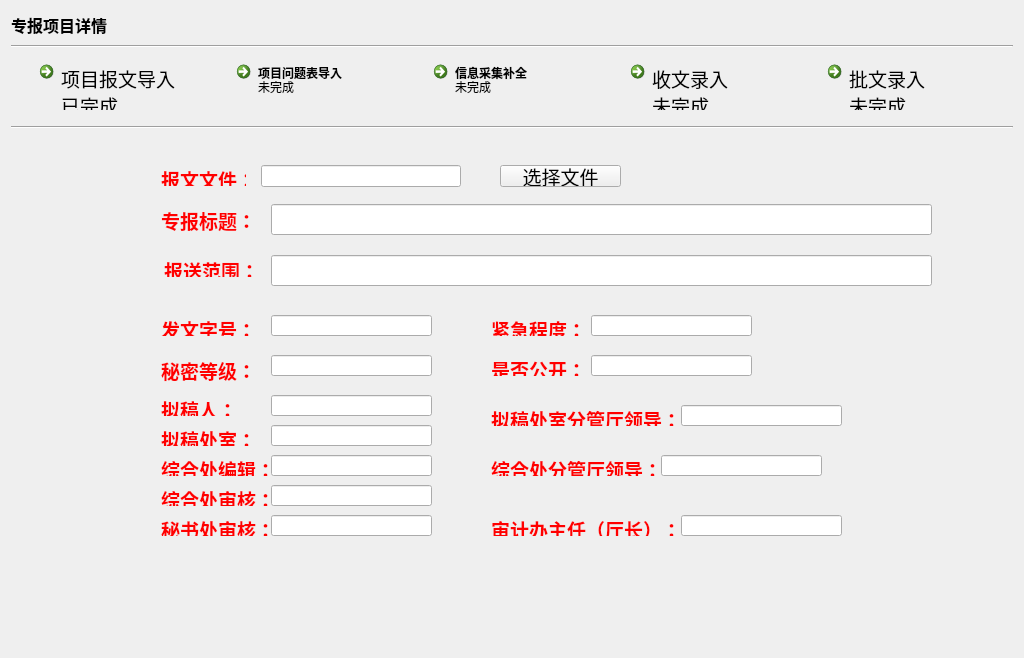
The window that ui_dir/zbdetail.ui (wind-sword/Audit) describes before a commit, drawn with Qt 5.
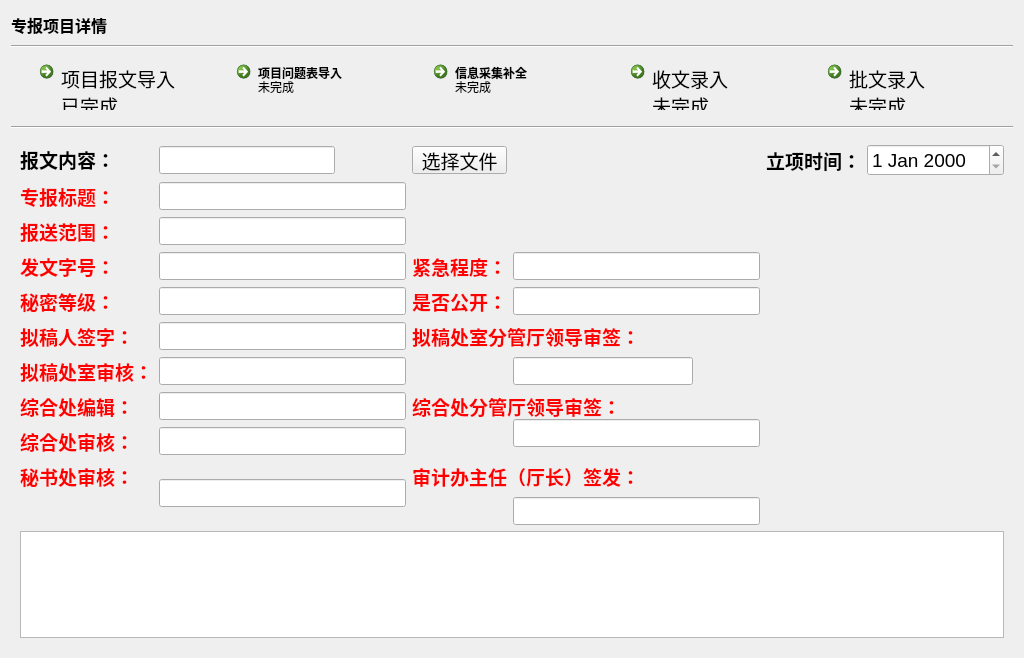
The same window after the commit. The open tabs and pages were chosen to show the change.

Patch:
```diff
--- a/ui_dir/zbdetail.ui
+++ b/ui_dir/zbdetail.ui
@@ -242,25 +242,66 @@
       <number>0</number>
      </property>
      <widget class="QWidget" name="page_basicinfo">
+      <layout class="QGridLayout" name="gridLayout">
+       <item row="0" column="0">
+        <widget class="QLabel" name="label_file">
+         <property name="font">
+          <font>
+           <pointsize>14</pointsize>
+           <weight>75</weight>
+           <bold>true</bold>
+          </font>
+         </property>
+         <property name="text">
+          <string>&lt;html&gt;&lt;head/&gt;&lt;body&gt;&lt;p&gt;报文内容：&lt;/p&gt;&lt;/body&gt;&lt;/html&gt;</string>
+         </property>
+        </widget>
+       </item>
+       <item row="0" column="1">
+        <widget class="QLineEdit" name="lineEdit_file">
+         <property name="sizePolicy">
+          <sizepolicy hsizetype="Fixed" vsizetype="Fixed">
+           <horstretch>0</horstretch>
+           <verstretch>0</verstretch>
+          </sizepolicy>
+         </property>
+         <property name="minimumSize">
+          <size>
+           <width>0</width>
+           <height>28</height>
+          </size>
+         </property>
+         <property name="maximumSize">
+          <size>
+           <width>16777215</width>
+           <height>28</height>
+          </size>
+         </property>
+         <property name="font">
+          <font>
+           <pointsize>14</pointsize>
+          </font>
+         </property>
+        </widget>
+       </item>
+       <item row="0" column="2">
       <widget class="QPushButton" name="pushButton_file">
-       <property name="geometry">
-        <rect>
-         <x>489</x>
-         <y>30</y>
-         <width>121</width>
-         <height>22</height>
-        </rect>
-       </property>
        <property name="sizePolicy">
         <sizepolicy hsizetype="Fixed" vsizetype="Fixed">
          <horstretch>0</horstretch>
          <verstretch>0</verstretch>
         </sizepolicy>
        </property>
+         <property name="minimumSize">
+          <size>
+           <width>0</width>
+           <height>28</height>
+          </size>
+         </property>
        <property name="maximumSize">
         <size>
          <width>150</width>
-         <height>22</height>
+           <height>28</height>
         </size>
        </property>
        <property name="font">
@@ -272,37 +313,92 @@
         <string>选择文件</string>
        </property>
       </widget>
-      <widget class="QLineEdit" name="lineEdit_file">
-       <property name="geometry">
-        <rect>
-         <x>250</x>
-         <y>30</y>
-         <width>200</width>
-         <height>22</height>
-        </rect>
-       </property>
-       <property name="sizePolicy">
-        <sizepolicy hsizetype="Fixed" vsizetype="Fixed">
-         <horstretch>0</horstretch>
-         <verstretch>0</verstretch>
-        </sizepolicy>
-       </property>
+       </item>
+       <item row="0" column="4">
+        <widget class="QLabel" name="label_24">
+         <property name="font">
+          <font>
+           <pointsize>14</pointsize>
+           <weight>75</weight>
+           <bold>true</bold>
+          </font>
+         </property>
+         <property name="text">
+          <string>立项时间：</string>
+         </property>
+        </widget>
+       </item>
+       <item row="0" column="5">
+        <widget class="QDateEdit" name="dateEdit">
+         <property name="font">
+          <font>
+           <pointsize>14</pointsize>
+          </font>
+         </property>
+        </widget>
+       </item>
+       <item row="1" column="0">
+        <widget class="QLabel" name="label">
+         <property name="font">
+          <font>
+           <pointsize>14</pointsize>
+           <weight>75</weight>
+           <bold>true</bold>
+          </font>
+         </property>
+         <property name="text">
+          <string>&lt;html&gt;&lt;head/&gt;&lt;body&gt;&lt;p&gt;&lt;span style=&quot; color:#ff0000;&quot;&gt;专报标题：&lt;/span&gt;&lt;/p&gt;&lt;/body&gt;&lt;/html&gt;</string>
+         </property>
+        </widget>
+       </item>
+       <item row="1" column="1">
+        <widget class="QLineEdit" name="lineEdit">
+         <property name="minimumSize">
+          <size>
+           <width>0</width>
+           <height>28</height>
+          </size>
+         </property>
        <property name="maximumSize">
         <size>
-         <width>200</width>
-         <height>22</height>
+           <width>16777215</width>
+           <height>28</height>
         </size>
        </property>
       </widget>
+       </item>
+       <item row="2" column="0">
+        <widget class="QLabel" name="label_16">
+         <property name="font">
+          <font>
+           <pointsize>14</pointsize>
+           <weight>75</weight>
+           <bold>true</bold>
+          </font>
+         </property>
+         <property name="text">
+          <string>&lt;html&gt;&lt;head/&gt;&lt;body&gt;&lt;p&gt;&lt;span style=&quot; color:#ff0000;&quot;&gt;报送范围：&lt;/span&gt;&lt;/p&gt;&lt;/body&gt;&lt;/html&gt;</string>
+         </property>
+        </widget>
+       </item>
+       <item row="2" column="1">
+        <widget class="QLineEdit" name="lineEdit_2">
+         <property name="minimumSize">
+          <size>
+           <width>0</width>
+           <height>28</height>
+          </size>
+         </property>
+         <property name="maximumSize">
+          <size>
+           <width>16777215</width>
+           <height>28</height>
+          </size>
+         </property>
+        </widget>
+       </item>
+       <item row="3" column="0">
       <widget class="QLabel" name="label_4">
-       <property name="geometry">
-        <rect>
-         <x>150</x>
-         <y>180</y>
-         <width>91</width>
-         <height>21</height>
-        </rect>
-       </property>
        <property name="font">
         <font>
          <pointsize>14</pointsize>
@@ -314,125 +410,25 @@
         <string>&lt;html&gt;&lt;head/&gt;&lt;body&gt;&lt;p&gt;&lt;span style=&quot; color:#ff0000;&quot;&gt;发文字号：&lt;/span&gt;&lt;/p&gt;&lt;/body&gt;&lt;/html&gt;</string>
        </property>
       </widget>
-      <widget class="QLineEdit" name="lineEdit">
-       <property name="geometry">
-        <rect>
-         <x>260</x>
-         <y>69</y>
-         <width>661</width>
-         <height>31</height>
-        </rect>
-       </property>
-      </widget>
-      <widget class="QLabel" name="label_10">
-       <property name="geometry">
-        <rect>
-         <x>150</x>
-         <y>320</y>
-         <width>121</width>
-         <height>21</height>
-        </rect>
-       </property>
-       <property name="font">
-        <font>
-         <pointsize>14</pointsize>
-         <weight>75</weight>
-         <bold>true</bold>
-        </font>
-       </property>
-       <property name="text">
-        <string>&lt;html&gt;&lt;head/&gt;&lt;body&gt;&lt;p&gt;&lt;span style=&quot; color:#ff0000;&quot;&gt;综合处编辑：&lt;/span&gt;&lt;/p&gt;&lt;/body&gt;&lt;/html&gt;</string>
-       </property>
-      </widget>
-      <widget class="QLabel" name="label_12">
-       <property name="geometry">
-        <rect>
-         <x>150</x>
-         <y>350</y>
-         <width>111</width>
-         <height>21</height>
-        </rect>
-       </property>
-       <property name="font">
-        <font>
-         <pointsize>14</pointsize>
-         <weight>75</weight>
-         <bold>true</bold>
-        </font>
-       </property>
-       <property name="text">
-        <string>&lt;html&gt;&lt;head/&gt;&lt;body&gt;&lt;p&gt;&lt;span style=&quot; color:#ff0000;&quot;&gt;综合处审核：&lt;/span&gt;&lt;/p&gt;&lt;/body&gt;&lt;/html&gt;</string>
-       </property>
-      </widget>
-      <widget class="QLabel" name="label_8">
-       <property name="geometry">
-        <rect>
-         <x>480</x>
-         <y>270</y>
-         <width>201</width>
-         <height>21</height>
-        </rect>
-       </property>
-       <property name="font">
-        <font>
-         <pointsize>14</pointsize>
-         <weight>75</weight>
-         <bold>true</bold>
-        </font>
-       </property>
-       <property name="text">
-        <string>&lt;html&gt;&lt;head/&gt;&lt;body&gt;&lt;p&gt;&lt;span style=&quot; color:#ff0000;&quot;&gt;拟稿处室分管厅领导：&lt;/span&gt;&lt;/p&gt;&lt;/body&gt;&lt;/html&gt;</string>
-       </property>
-      </widget>
-      <widget class="QLabel" name="label_9">
-       <property name="geometry">
-        <rect>
-         <x>150</x>
-         <y>290</y>
-         <width>91</width>
-         <height>21</height>
-        </rect>
-       </property>
-       <property name="font">
-        <font>
-         <pointsize>14</pointsize>
-         <weight>75</weight>
-         <bold>true</bold>
-        </font>
-       </property>
-       <property name="text">
-        <string>&lt;html&gt;&lt;head/&gt;&lt;body&gt;&lt;p&gt;&lt;span style=&quot; color:#ff0000;&quot;&gt;拟稿处室：&lt;/span&gt;&lt;/p&gt;&lt;/body&gt;&lt;/html&gt;</string>
-       </property>
-      </widget>
-      <widget class="QLabel" name="label_file">
-       <property name="geometry">
-        <rect>
-         <x>150</x>
-         <y>30</y>
-         <width>85</width>
-         <height>21</height>
-        </rect>
-       </property>
-       <property name="font">
-        <font>
-         <pointsize>14</pointsize>
-         <weight>75</weight>
-         <bold>true</bold>
-        </font>
-       </property>
-       <property name="text">
-        <string>&lt;html&gt;&lt;head/&gt;&lt;body&gt;&lt;p&gt;&lt;span style=&quot; color:#ff0000;&quot;&gt;报文文件：&lt;/span&gt;&lt;/p&gt;&lt;/body&gt;&lt;/html&gt;</string>
-       </property>
-      </widget>
+       </item>
+       <item row="3" column="1">
+        <widget class="QLineEdit" name="lineEdit_4">
+         <property name="minimumSize">
+          <size>
+           <width>0</width>
+           <height>28</height>
+          </size>
+         </property>
+         <property name="maximumSize">
+          <size>
+           <width>16777215</width>
+           <height>28</height>
+          </size>
+         </property>
+        </widget>
+       </item>
+       <item row="3" column="2">
       <widget class="QLabel" name="label_5">
-       <property name="geometry">
-        <rect>
-         <x>480</x>
-         <y>180</y>
-         <width>91</width>
-         <height>21</height>
-        </rect>
-       </property>
        <property name="font">
         <font>
          <pointsize>14</pointsize>
@@ -444,65 +440,25 @@
         <string>&lt;html&gt;&lt;head/&gt;&lt;body&gt;&lt;p&gt;&lt;span style=&quot; color:#ff0000;&quot;&gt;紧急程度：&lt;/span&gt;&lt;/p&gt;&lt;/body&gt;&lt;/html&gt;</string>
        </property>
       </widget>
-      <widget class="QLineEdit" name="lineEdit_2">
-       <property name="geometry">
-        <rect>
-         <x>260</x>
-         <y>120</y>
-         <width>661</width>
-         <height>31</height>
-        </rect>
-       </property>
-      </widget>
-      <widget class="QLabel" name="label_6">
-       <property name="geometry">
-        <rect>
-         <x>480</x>
-         <y>220</y>
-         <width>91</width>
-         <height>21</height>
-        </rect>
-       </property>
-       <property name="font">
-        <font>
-         <pointsize>14</pointsize>
-         <weight>75</weight>
-         <bold>true</bold>
-        </font>
-       </property>
-       <property name="text">
-        <string>&lt;html&gt;&lt;head/&gt;&lt;body&gt;&lt;p&gt;&lt;span style=&quot; color:#ff0000;&quot;&gt;是否公开：&lt;/span&gt;&lt;/p&gt;&lt;/body&gt;&lt;/html&gt;</string>
-       </property>
-      </widget>
-      <widget class="QLabel" name="label_7">
-       <property name="geometry">
-        <rect>
-         <x>150</x>
-         <y>260</y>
-         <width>91</width>
-         <height>21</height>
-        </rect>
-       </property>
-       <property name="font">
-        <font>
-         <pointsize>14</pointsize>
-         <weight>75</weight>
-         <bold>true</bold>
-        </font>
-       </property>
-       <property name="text">
-        <string>&lt;html&gt;&lt;head/&gt;&lt;body&gt;&lt;p&gt;&lt;span style=&quot; color:#ff0000;&quot;&gt;拟稿人：&lt;/span&gt;&lt;/p&gt;&lt;/body&gt;&lt;/html&gt;</string>
-       </property>
-      </widget>
+       </item>
+       <item row="3" column="3">
+        <widget class="QLineEdit" name="lineEdit_13">
+         <property name="minimumSize">
+          <size>
+           <width>0</width>
+           <height>28</height>
+          </size>
+         </property>
+         <property name="maximumSize">
+          <size>
+           <width>16777215</width>
+           <height>28</height>
+          </size>
+         </property>
+        </widget>
+       </item>
+       <item row="4" column="0">
       <widget class="QLabel" name="label_14">
-       <property name="geometry">
-        <rect>
-         <x>150</x>
-         <y>220</y>
-         <width>91</width>
-         <height>31</height>
-        </rect>
-       </property>
        <property name="font">
         <font>
          <pointsize>14</pointsize>
@@ -514,226 +470,315 @@
         <string>&lt;html&gt;&lt;head/&gt;&lt;body&gt;&lt;p&gt;&lt;span style=&quot; color:#ff0000;&quot;&gt;秘密等级：&lt;/span&gt;&lt;/p&gt;&lt;/body&gt;&lt;/html&gt;</string>
        </property>
       </widget>
-      <widget class="QLabel" name="label">
-       <property name="geometry">
-        <rect>
-         <x>150</x>
-         <y>70</y>
-         <width>91</width>
-         <height>31</height>
-        </rect>
-       </property>
-       <property name="font">
-        <font>
-         <pointsize>14</pointsize>
-         <weight>75</weight>
-         <bold>true</bold>
-        </font>
-       </property>
-       <property name="text">
-        <string>&lt;html&gt;&lt;head/&gt;&lt;body&gt;&lt;p&gt;&lt;span style=&quot; color:#ff0000;&quot;&gt;专报标题：&lt;/span&gt;&lt;/p&gt;&lt;/body&gt;&lt;/html&gt;</string>
-       </property>
-      </widget>
-      <widget class="QLabel" name="label_15">
-       <property name="geometry">
-        <rect>
-         <x>480</x>
-         <y>380</y>
-         <width>191</width>
-         <height>21</height>
-        </rect>
-       </property>
-       <property name="font">
-        <font>
-         <pointsize>14</pointsize>
-         <weight>75</weight>
-         <bold>true</bold>
-        </font>
-       </property>
-       <property name="text">
-        <string>&lt;html&gt;&lt;head/&gt;&lt;body&gt;&lt;p&gt;&lt;span style=&quot; color:#ff0000;&quot;&gt;审计办主任（厅长）：&lt;/span&gt;&lt;/p&gt;&lt;/body&gt;&lt;/html&gt;</string>
-       </property>
-      </widget>
-      <widget class="QLabel" name="label_16">
-       <property name="geometry">
-        <rect>
-         <x>153</x>
-         <y>121</y>
-         <width>91</width>
-         <height>21</height>
-        </rect>
-       </property>
-       <property name="font">
-        <font>
-         <pointsize>14</pointsize>
-         <weight>75</weight>
-         <bold>true</bold>
-        </font>
-       </property>
-       <property name="text">
-        <string>&lt;html&gt;&lt;head/&gt;&lt;body&gt;&lt;p&gt;&lt;span style=&quot; color:#ff0000;&quot;&gt;报送范围：&lt;/span&gt;&lt;/p&gt;&lt;/body&gt;&lt;/html&gt;</string>
-       </property>
-      </widget>
-      <widget class="QLabel" name="label_17">
-       <property name="geometry">
-        <rect>
-         <x>480</x>
-         <y>320</y>
-         <width>181</width>
-         <height>21</height>
-        </rect>
-       </property>
-       <property name="font">
-        <font>
-         <pointsize>14</pointsize>
-         <weight>75</weight>
-         <bold>true</bold>
-        </font>
-       </property>
-       <property name="text">
-        <string>&lt;html&gt;&lt;head/&gt;&lt;body&gt;&lt;p&gt;&lt;span style=&quot; color:#ff0000;&quot;&gt;综合处分管厅领导：&lt;/span&gt;&lt;/p&gt;&lt;/body&gt;&lt;/html&gt;</string>
-       </property>
-      </widget>
-      <widget class="QLabel" name="label_18">
-       <property name="geometry">
-        <rect>
-         <x>150</x>
-         <y>380</y>
-         <width>121</width>
-         <height>21</height>
-        </rect>
-       </property>
-       <property name="font">
-        <font>
-         <pointsize>14</pointsize>
-         <weight>75</weight>
-         <bold>true</bold>
-        </font>
-       </property>
-       <property name="text">
-        <string>&lt;html&gt;&lt;head/&gt;&lt;body&gt;&lt;p&gt;&lt;span style=&quot; color:#ff0000;&quot;&gt;秘书处审核：&lt;/span&gt;&lt;/p&gt;&lt;/body&gt;&lt;/html&gt;</string>
-       </property>
-      </widget>
-      <widget class="QLineEdit" name="lineEdit_4">
-       <property name="geometry">
-        <rect>
-         <x>260</x>
-         <y>180</y>
-         <width>161</width>
-         <height>21</height>
-        </rect>
-       </property>
-      </widget>
+       </item>
+       <item row="4" column="1">
       <widget class="QLineEdit" name="lineEdit_5">
-       <property name="geometry">
-        <rect>
-         <x>260</x>
-         <y>220</y>
-         <width>161</width>
-         <height>21</height>
-        </rect>
-       </property>
-      </widget>
+         <property name="minimumSize">
+          <size>
+           <width>0</width>
+           <height>28</height>
+          </size>
+         </property>
+         <property name="maximumSize">
+          <size>
+           <width>16777215</width>
+           <height>28</height>
+          </size>
+         </property>
+        </widget>
+       </item>
+       <item row="4" column="2">
+        <widget class="QLabel" name="label_6">
+         <property name="font">
+          <font>
+           <pointsize>14</pointsize>
+           <weight>75</weight>
+           <bold>true</bold>
+          </font>
+         </property>
+         <property name="text">
+          <string>&lt;html&gt;&lt;head/&gt;&lt;body&gt;&lt;p&gt;&lt;span style=&quot; color:#ff0000;&quot;&gt;是否公开：&lt;/span&gt;&lt;/p&gt;&lt;/body&gt;&lt;/html&gt;</string>
+         </property>
+        </widget>
+       </item>
+       <item row="4" column="3">
+        <widget class="QLineEdit" name="lineEdit_14">
+         <property name="minimumSize">
+          <size>
+           <width>0</width>
+           <height>28</height>
+          </size>
+         </property>
+         <property name="maximumSize">
+          <size>
+           <width>16777215</width>
+           <height>28</height>
+          </size>
+         </property>
+        </widget>
+       </item>
+       <item row="5" column="0">
+        <widget class="QLabel" name="label_7">
+         <property name="font">
+          <font>
+           <pointsize>14</pointsize>
+           <weight>75</weight>
+           <bold>true</bold>
+          </font>
+         </property>
+         <property name="text">
+          <string>&lt;html&gt;&lt;head/&gt;&lt;body&gt;&lt;p&gt;&lt;span style=&quot; color:#ff0000;&quot;&gt;拟稿人签字：&lt;/span&gt;&lt;/p&gt;&lt;/body&gt;&lt;/html&gt;</string>
+         </property>
+        </widget>
+       </item>
+       <item row="5" column="1">
       <widget class="QLineEdit" name="lineEdit_8">
-       <property name="geometry">
-        <rect>
-         <x>260</x>
-         <y>260</y>
-         <width>161</width>
-         <height>21</height>
-        </rect>
-       </property>
-      </widget>
+         <property name="minimumSize">
+          <size>
+           <width>0</width>
+           <height>28</height>
+          </size>
+         </property>
+         <property name="maximumSize">
+          <size>
+           <width>16777215</width>
+           <height>28</height>
+          </size>
+         </property>
+        </widget>
+       </item>
+       <item row="5" column="2" colspan="2">
+        <widget class="QLabel" name="label_8">
+         <property name="minimumSize">
+          <size>
+           <width>225</width>
+           <height>0</height>
+          </size>
+         </property>
+         <property name="maximumSize">
+          <size>
+           <width>185</width>
+           <height>16777215</height>
+          </size>
+         </property>
+         <property name="font">
+          <font>
+           <pointsize>14</pointsize>
+           <weight>75</weight>
+           <bold>true</bold>
+          </font>
+         </property>
+         <property name="text">
+          <string>&lt;html&gt;&lt;head/&gt;&lt;body&gt;&lt;p&gt;&lt;span style=&quot; color:#ff0000;&quot;&gt;拟稿处室分管厅领导审签：&lt;/span&gt;&lt;/p&gt;&lt;/body&gt;&lt;/html&gt;</string>
+         </property>
+        </widget>
+       </item>
+       <item row="6" column="0">
+        <widget class="QLabel" name="label_9">
+         <property name="font">
+          <font>
+           <pointsize>14</pointsize>
+           <weight>75</weight>
+           <bold>true</bold>
+          </font>
+         </property>
+         <property name="text">
+          <string>&lt;html&gt;&lt;head/&gt;&lt;body&gt;&lt;p&gt;&lt;span style=&quot; color:#ff0000;&quot;&gt;拟稿处室审核：&lt;/span&gt;&lt;/p&gt;&lt;/body&gt;&lt;/html&gt;</string>
+         </property>
+        </widget>
+       </item>
+       <item row="6" column="1">
       <widget class="QLineEdit" name="lineEdit_9">
-       <property name="geometry">
-        <rect>
-         <x>260</x>
-         <y>290</y>
-         <width>161</width>
-         <height>21</height>
-        </rect>
-       </property>
-      </widget>
+         <property name="minimumSize">
+          <size>
+           <width>0</width>
+           <height>28</height>
+          </size>
+         </property>
+         <property name="maximumSize">
+          <size>
+           <width>16777215</width>
+           <height>28</height>
+          </size>
+         </property>
+        </widget>
+       </item>
+       <item row="6" column="3">
+        <widget class="QLineEdit" name="lineEdit_15">
+         <property name="minimumSize">
+          <size>
+           <width>180</width>
+           <height>28</height>
+          </size>
+         </property>
+         <property name="maximumSize">
+          <size>
+           <width>180</width>
+           <height>28</height>
+          </size>
+         </property>
+        </widget>
+       </item>
+       <item row="7" column="0" rowspan="2">
+        <widget class="QLabel" name="label_10">
+         <property name="font">
+          <font>
+           <pointsize>14</pointsize>
+           <weight>75</weight>
+           <bold>true</bold>
+          </font>
+         </property>
+         <property name="text">
+          <string>&lt;html&gt;&lt;head/&gt;&lt;body&gt;&lt;p&gt;&lt;span style=&quot; color:#ff0000;&quot;&gt;综合处编辑：&lt;/span&gt;&lt;/p&gt;&lt;/body&gt;&lt;/html&gt;</string>
+         </property>
+        </widget>
+       </item>
+       <item row="7" column="1" rowspan="2">
       <widget class="QLineEdit" name="lineEdit_10">
-       <property name="geometry">
-        <rect>
-         <x>260</x>
-         <y>320</y>
-         <width>161</width>
-         <height>21</height>
-        </rect>
-       </property>
-      </widget>
+         <property name="minimumSize">
+          <size>
+           <width>0</width>
+           <height>28</height>
+          </size>
+         </property>
+         <property name="maximumSize">
+          <size>
+           <width>16777215</width>
+           <height>28</height>
+          </size>
+         </property>
+        </widget>
+       </item>
+       <item row="7" column="2" rowspan="2" colspan="2">
+        <widget class="QLabel" name="label_17">
+         <property name="font">
+          <font>
+           <pointsize>14</pointsize>
+           <weight>75</weight>
+           <bold>true</bold>
+          </font>
+         </property>
+         <property name="text">
+          <string>&lt;html&gt;&lt;head/&gt;&lt;body&gt;&lt;p&gt;&lt;span style=&quot; color:#ff0000;&quot;&gt;综合处分管厅领导审签：&lt;/span&gt;&lt;/p&gt;&lt;/body&gt;&lt;/html&gt;</string>
+         </property>
+        </widget>
+       </item>
+       <item row="8" column="3" rowspan="2">
+        <widget class="QLineEdit" name="lineEdit_16">
+         <property name="minimumSize">
+          <size>
+           <width>0</width>
+           <height>28</height>
+          </size>
+         </property>
+         <property name="maximumSize">
+          <size>
+           <width>16777215</width>
+           <height>28</height>
+          </size>
+         </property>
+        </widget>
+       </item>
+       <item row="9" column="0">
+        <widget class="QLabel" name="label_12">
+         <property name="font">
+          <font>
+           <pointsize>14</pointsize>
+           <weight>75</weight>
+           <bold>true</bold>
+          </font>
+         </property>
+         <property name="text">
+          <string>&lt;html&gt;&lt;head/&gt;&lt;body&gt;&lt;p&gt;&lt;span style=&quot; color:#ff0000;&quot;&gt;综合处审核：&lt;/span&gt;&lt;/p&gt;&lt;/body&gt;&lt;/html&gt;</string>
+         </property>
+        </widget>
+       </item>
+       <item row="9" column="1">
       <widget class="QLineEdit" name="lineEdit_11">
-       <property name="geometry">
-        <rect>
-         <x>260</x>
-         <y>350</y>
-         <width>161</width>
-         <height>21</height>
-        </rect>
-       </property>
-      </widget>
+         <property name="minimumSize">
+          <size>
+           <width>0</width>
+           <height>28</height>
+          </size>
+         </property>
+         <property name="maximumSize">
+          <size>
+           <width>16777215</width>
+           <height>28</height>
+          </size>
+         </property>
+        </widget>
+       </item>
+       <item row="10" column="0">
+        <widget class="QLabel" name="label_18">
+         <property name="font">
+          <font>
+           <pointsize>14</pointsize>
+           <weight>75</weight>
+           <bold>true</bold>
+          </font>
+         </property>
+         <property name="text">
+          <string>&lt;html&gt;&lt;head/&gt;&lt;body&gt;&lt;p&gt;&lt;span style=&quot; color:#ff0000;&quot;&gt;秘书处审核：&lt;/span&gt;&lt;/p&gt;&lt;/body&gt;&lt;/html&gt;</string>
+         </property>
+        </widget>
+       </item>
+       <item row="10" column="1" rowspan="2">
       <widget class="QLineEdit" name="lineEdit_12">
-       <property name="geometry">
-        <rect>
-         <x>260</x>
-         <y>380</y>
-         <width>161</width>
-         <height>21</height>
-        </rect>
-       </property>
-      </widget>
-      <widget class="QLineEdit" name="lineEdit_13">
-       <property name="geometry">
-        <rect>
-         <x>580</x>
-         <y>180</y>
-         <width>161</width>
-         <height>21</height>
-        </rect>
-       </property>
-      </widget>
-      <widget class="QLineEdit" name="lineEdit_14">
-       <property name="geometry">
-        <rect>
-         <x>580</x>
-         <y>220</y>
-         <width>161</width>
-         <height>21</height>
-        </rect>
-       </property>
-      </widget>
-      <widget class="QLineEdit" name="lineEdit_15">
-       <property name="geometry">
-        <rect>
-         <x>670</x>
-         <y>270</y>
-         <width>161</width>
-         <height>21</height>
-        </rect>
-       </property>
-      </widget>
-      <widget class="QLineEdit" name="lineEdit_16">
-       <property name="geometry">
-        <rect>
-         <x>650</x>
-         <y>320</y>
-         <width>161</width>
-         <height>21</height>
-        </rect>
-       </property>
-      </widget>
+         <property name="minimumSize">
+          <size>
+           <width>0</width>
+           <height>28</height>
+          </size>
+         </property>
+         <property name="maximumSize">
+          <size>
+           <width>16777215</width>
+           <height>28</height>
+          </size>
+         </property>
+        </widget>
+       </item>
+       <item row="10" column="2" colspan="2">
+        <widget class="QLabel" name="label_15">
+         <property name="maximumSize">
+          <size>
+           <width>225</width>
+           <height>16777215</height>
+          </size>
+         </property>
+         <property name="font">
+          <font>
+           <pointsize>14</pointsize>
+           <weight>75</weight>
+           <bold>true</bold>
+          </font>
+         </property>
+         <property name="text">
+          <string>&lt;html&gt;&lt;head/&gt;&lt;body&gt;&lt;p&gt;&lt;span style=&quot; color:#ff0000;&quot;&gt;审计办主任（厅长）签发：&lt;/span&gt;&lt;/p&gt;&lt;/body&gt;&lt;/html&gt;</string>
+         </property>
+        </widget>
+       </item>
+       <item row="11" column="3">
       <widget class="QLineEdit" name="lineEdit_17">
-       <property name="geometry">
-        <rect>
-         <x>670</x>
-         <y>380</y>
-         <width>161</width>
-         <height>21</height>
-        </rect>
-       </property>
-      </widget>
+         <property name="minimumSize">
+          <size>
+           <width>0</width>
+           <height>28</height>
+          </size>
+         </property>
+         <property name="maximumSize">
+          <size>
+           <width>16777215</width>
+           <height>28</height>
+          </size>
+         </property>
+        </widget>
+       </item>
+       <item row="12" column="0" colspan="6">
+        <widget class="QTextBrowser" name="textBrowser"/>
+       </item>
+      </layout>
      </widget>
      <widget class="QWidget" name="page_relfile">
       <widget class="QLabel" name="label_11">
```
Left out of the diff: 203 changed lines with no effect on the pictures. Lines whose indentation alone changed are shown as unchanged.
